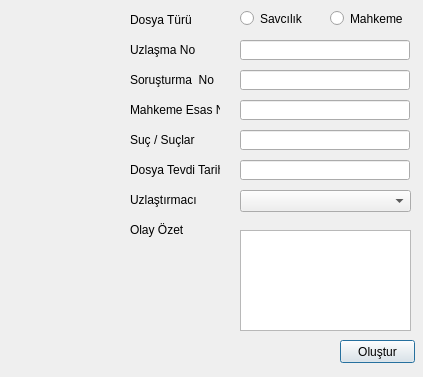
Qt form ui/dosyaolustur.ui (rolilahla/Uzlasma) before a commit.
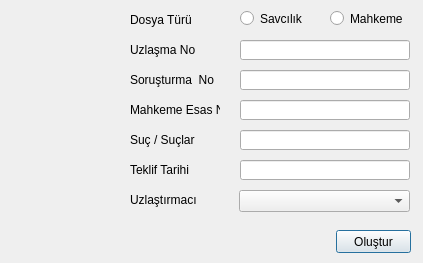
The same form after that commit. Icons and pictures are not drawn.

```diff
--- a/ui/dosyaolustur.ui
+++ b/ui/dosyaolustur.ui
@@ -7,7 +7,7 @@
     <x>0</x>
     <y>0</y>
     <width>423</width>
-    <height>377</height>
+    <height>263</height>
    </rect>
   </property>
   <property name="windowTitle">
@@ -112,8 +112,8 @@
   <widget class="QPushButton" name="pushButton">
    <property name="geometry">
     <rect>
-     <x>340</x>
-     <y>340</y>
+     <x>336</x>
+     <y>230</y>
      <width>75</width>
      <height>23</height>
     </rect>
@@ -142,7 +142,7 @@
     </rect>
    </property>
    <property name="text">
-    <string>Dosya Tevdi Tarihi</string>
+    <string>Teklif Tarihi</string>
    </property>
   </widget>
   <widget class="QLabel" name="label_4">
@@ -200,36 +200,13 @@
   <widget class="QComboBox" name="comboBox">
    <property name="geometry">
     <rect>
-     <x>240</x>
+     <x>239</x>
      <y>190</y>
      <width>171</width>
      <height>22</height>
     </rect>
    </property>
   </widget>
-  <widget class="QLabel" name="label_9">
-   <property name="geometry">
-    <rect>
-     <x>130</x>
-     <y>220</y>
-     <width>90</width>
-     <height>20</height>
-    </rect>
-   </property>
-   <property name="text">
-    <string>Olay Özet</string>
-   </property>
-  </widget>
-  <widget class="QTextEdit" name="textEdit">
-   <property name="geometry">
-    <rect>
-     <x>240</x>
-     <y>230</y>
-     <width>171</width>
-     <height>101</height>
-    </rect>
-   </property>
-  </widget>
   <widget class="QFrame" name="frame">
    <property name="geometry">
     <rect>
```
